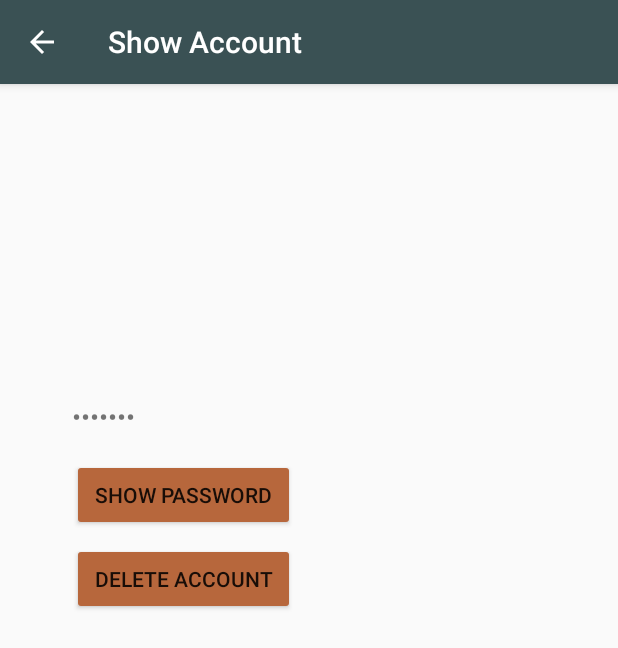
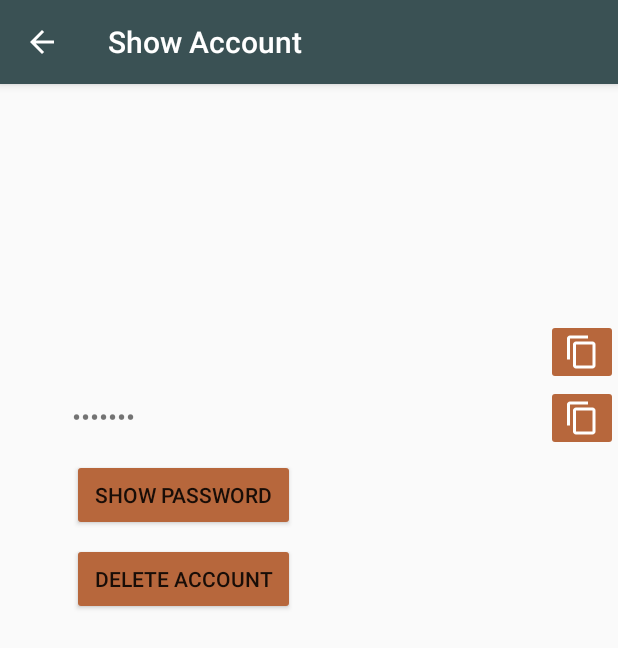
Before and after one commit to waldow90/EncryptoMobile, an Android app: the ShowAccount screen opened directly, with no data from a screen before it, on a phone screen of 412 x 824 dp. Shown: the top 648 px of the screen. Run offline under Robolectric (Android 15) with nearby library versions, the phone set to English and light mode, and no system bars; our stand-ins replace Room's generated code.

Commit message:
EDIT new/add account button icon

```diff
--- a/Encrypto/app/src/main/java/com/example/encrypto/AccountManager.kt
+++ b/Encrypto/app/src/main/java/com/example/encrypto/AccountManager.kt
@@ -41,8 +41,6 @@ class AccountManager : AppCompatActivity() {
 
     override fun onCreateOptionsMenu(menu: Menu): Boolean {
         menuInflater.inflate(R.menu.menu_main, menu)
-        val searchItem = menu.findItem(R.id.action_search)
-
         return true
     }
 
--- /dev/null
+++ b/Encrypto/app/src/main/res/drawable/ic_check_white_24dp.xml
@@ -0,0 +1,5 @@
+<vector android:height="20dp" android:tint="#FFFFFF"
+    android:viewportHeight="24.0" android:viewportWidth="24.0"
+    android:width="20dp" xmlns:android="http://schemas.android.com/apk/res/android">
+    <path android:fillColor="#FF000000" android:pathData="M9,16.17L4.83,12l-1.42,1.41L9,19 21,7l-1.41,-1.41z"/>
+</vector>
--- /dev/null
+++ b/Encrypto/app/src/main/res/drawable/ic_content_copy_white_24dp.xml
@@ -0,0 +1,5 @@
+<vector android:height="24dp" android:tint="#FFFFFF"
+    android:viewportHeight="24.0" android:viewportWidth="24.0"
+    android:width="24dp" xmlns:android="http://schemas.android.com/apk/res/android">
+    <path android:fillColor="#FF000000" android:pathData="M16,1L4,1c-1.1,0 -2,0.9 -2,2v14h2L4,3h12L16,1zM19,5L8,5c-1.1,0 -2,0.9 -2,2v14c0,1.1 0.9,2 2,2h11c1.1,0 2,-0.9 2,-2L21,7c0,-1.1 -0.9,-2 -2,-2zM19,21L8,21L8,7h11v14z"/>
+</vector>
--- /dev/null
+++ b/Encrypto/app/src/main/res/drawable/ic_playlist_add_whtie_24dp.xml
@@ -0,0 +1,5 @@
+<vector android:height="18dp" android:tint="#FFFFFF"
+    android:viewportHeight="24.0" android:viewportWidth="24.0"
+    android:width="18dp" xmlns:android="http://schemas.android.com/apk/res/android">
+    <path android:fillColor="#FF000000" android:pathData="M14,10L2,10v2h12v-2zM14,6L2,6v2h12L14,6zM18,14v-4h-2v4h-4v2h4v4h2v-4h4v-2h-4zM2,16h8v-2L2,14v2z"/>
+</vector>
--- a/Encrypto/app/src/main/res/layout/activity_account_manager.xml
+++ b/Encrypto/app/src/main/res/layout/activity_account_manager.xml
@@ -29,6 +29,6 @@
         android:layout_gravity="bottom|end"
         android:layout_margin="@dimen/fab_margin"
         app:maxImageSize="48dp"
-        app:srcCompat="@android:drawable/ic_menu_add" />
+        app:srcCompat="@drawable/ic_playlist_add_whtie_24dp" />
 
 </androidx.coordinatorlayout.widget.CoordinatorLayout>
--- a/Encrypto/app/src/main/res/layout/activity_add_account.xml
+++ b/Encrypto/app/src/main/res/layout/activity_add_account.xml
@@ -13,7 +13,7 @@
         android:layout_gravity="bottom|end"
         android:layout_margin="@dimen/fab_margin"
         app:maxImageSize="48dp"
-        app:srcCompat="@android:drawable/ic_menu_add" />
+        app:srcCompat="@drawable/ic_check_white_24dp" />
 
     <com.google.android.material.appbar.AppBarLayout
         android:layout_width="match_parent"
--- a/Encrypto/app/src/main/res/layout/content_show_account.xml
+++ b/Encrypto/app/src/main/res/layout/content_show_account.xml
@@ -14,7 +14,7 @@
         android:layout_height="wrap_content"
         android:layout_marginStart="48dp"
         android:layout_marginTop="128dp"
-        android:layout_marginEnd="48dp"
+        android:layout_marginEnd="64dp"
         android:text="TextView"
         android:textSize="18sp"
         app:layout_constraintEnd_toEndOf="parent"
@@ -27,7 +27,7 @@
         android:layout_height="wrap_content"
         android:layout_marginStart="48dp"
         android:layout_marginTop="16dp"
-        android:layout_marginEnd="48dp"
+        android:layout_marginEnd="64dp"
         android:text="TextView"
         android:textSize="18sp"
         app:layout_constraintEnd_toEndOf="parent"
@@ -40,7 +40,7 @@
         android:layout_height="wrap_content"
         android:layout_marginStart="48dp"
         android:layout_marginTop="16dp"
-        android:layout_marginEnd="48dp"
+        android:layout_marginEnd="64dp"
         android:text="•••••••"
         android:textSize="18sp"
         app:layout_constraintEnd_toEndOf="parent"
@@ -72,4 +72,26 @@
         app:layout_constraintEnd_toEndOf="parent"
         app:layout_constraintStart_toStartOf="parent"
         app:layout_constraintTop_toBottomOf="@+id/showPass" />
+
+    <ImageButton
+        android:id="@+id/copyUser"
+        android:layout_width="wrap_content"
+        android:layout_height="wrap_content"
+        android:layout_marginStart="16dp"
+        android:layout_marginTop="4dp"
+        android:backgroundTint="@color/colorAccent"
+        app:layout_constraintStart_toEndOf="@+id/Username"
+        app:layout_constraintTop_toBottomOf="@+id/Account"
+        app:srcCompat="@drawable/ic_content_copy_white_24dp" />
+
+    <ImageButton
+        android:id="@+id/copyPass"
+        android:layout_width="wrap_content"
+        android:layout_height="wrap_content"
+        android:layout_marginStart="16dp"
+        android:backgroundTint="@color/colorAccent"
+        app:layout_constraintStart_toEndOf="@+id/Password"
+        app:layout_constraintTop_toBottomOf="@+id/copyUser"
+        app:srcCompat="@drawable/ic_content_copy_white_24dp" />
+
 </androidx.constraintlayout.widget.ConstraintLayout>
```
Also changed, not shown: Encrypto/app/src/main/java/com/example/encrypto/ShowAccount.kt (+29 -1 lines).
